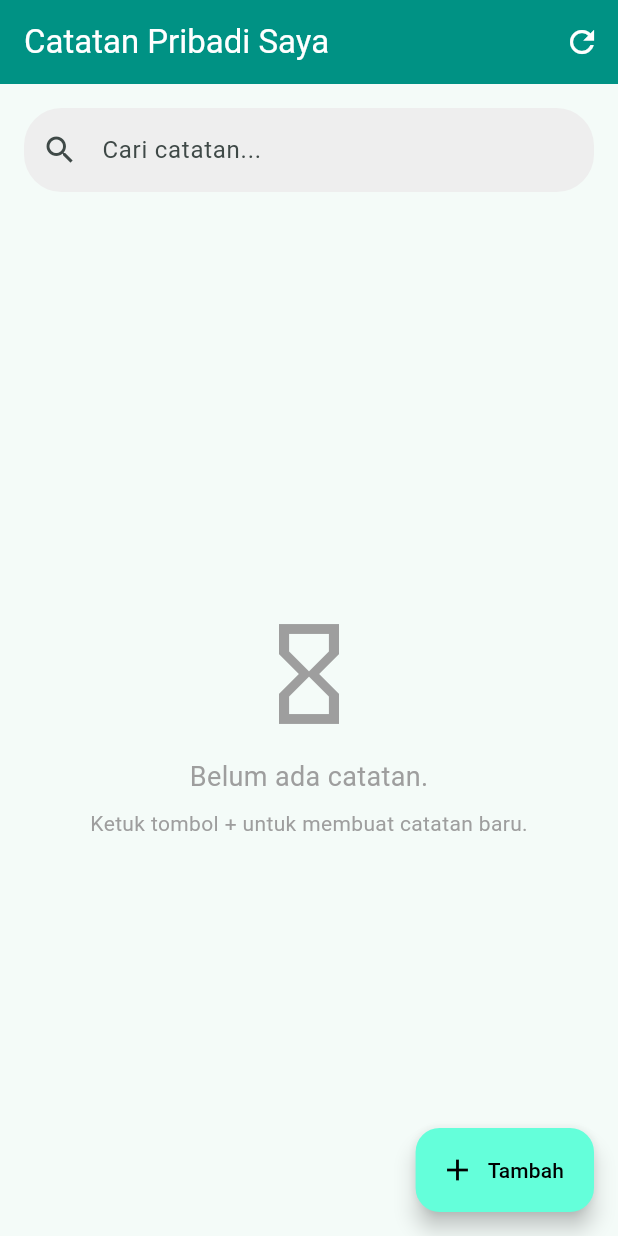
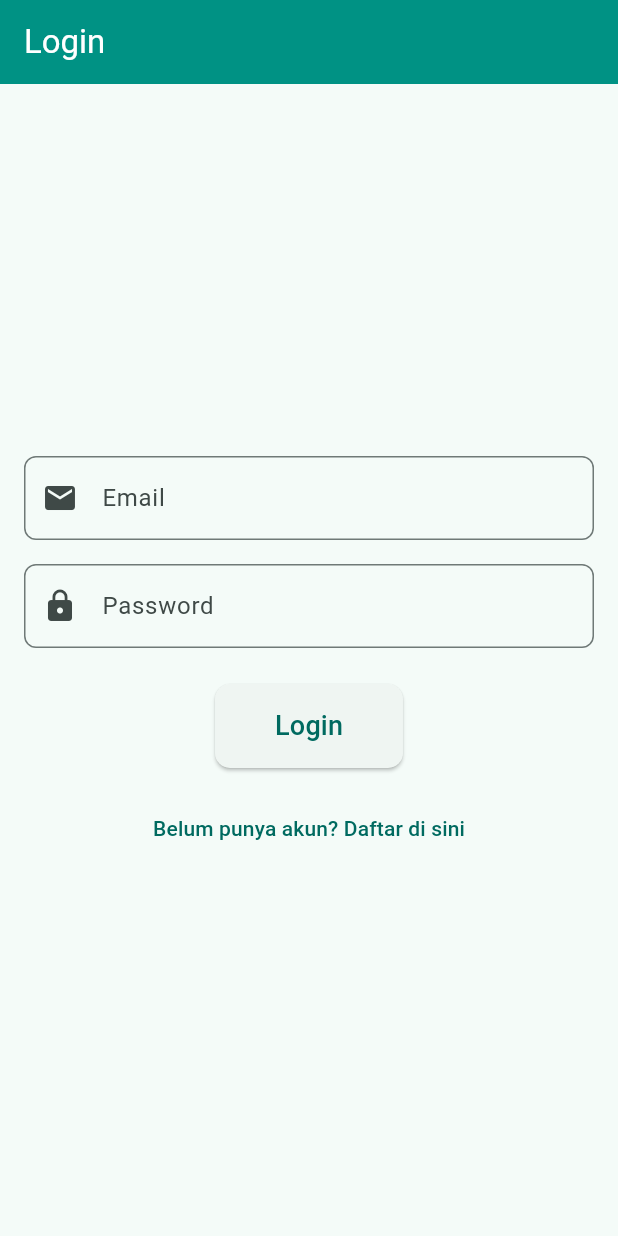
Before and after one commit to triyono777/catatan_supabase, a Flutter app: the screen it shows after launch, on a phone screen of 412 x 824 dp. Run offline on Flutter 3.47's test engine with Material 3 defaults, Android fonts, the phone set to English and light mode, and no system bars; our stand-ins replace get_storage, supabase_flutter; accounts and stored records are empty.

Commit message:
add login

```diff
--- /dev/null
+++ b/lib/login_page.dart
@@ -0,0 +1,141 @@
+// Halaman Login
+import 'package:catatan_supabase/note_list_page.dart';
+import 'package:catatan_supabase/register_page.dart';
+import 'package:flutter/material.dart';
+import 'package:supabase_flutter/supabase_flutter.dart';
+
+class LoginPage extends StatefulWidget {
+  const LoginPage({super.key});
+
+  @override
+  State<LoginPage> createState() => _LoginPageState();
+}
+
+class _LoginPageState extends State<LoginPage> {
+  final TextEditingController _emailController = TextEditingController();
+  final TextEditingController _passwordController = TextEditingController();
+  bool _isLoading = false;
+
+  @override
+  void dispose() {
+    _emailController.dispose();
+    _passwordController.dispose();
+    super.dispose();
+  }
+
+  // Fungsi untuk menangani login
+  Future<void> _signIn() async {
+    setState(() {
+      _isLoading = true;
+    });
+    try {
+      final AuthResponse response =
+          await Supabase.instance.client.auth.signInWithPassword(
+        email: _emailController.text.trim(),
+        password: _passwordController.text.trim(),
+      );
+      if (response.user != null) {
+        // Navigasi ke halaman utama jika login berhasil
+        Navigator.push(
+          context,
+          MaterialPageRoute(
+            builder: (context) => NoteListPage(),
+          ),
+        );
+      } else {
+        // Tampilkan pesan error jika user null (meskipun signInWithPassword biasanya melempar error)
+        _showSnackBar('Login gagal. Silakan coba lagi.');
+      }
+    } on AuthException catch (e) {
+      // Tangani error spesifik dari Supabase Auth
+      _showSnackBar(e.message);
+    } catch (e) {
+      // Tangani error umum lainnya
+      _showSnackBar('Terjadi kesalahan: ${e.toString()}');
+    } finally {
+      setState(() {
+        _isLoading = false;
+      });
+    }
+  }
+
+  // Fungsi untuk menampilkan snackbar
+  void _showSnackBar(String message) {
+    ScaffoldMessenger.of(context).showSnackBar(
+      SnackBar(
+        content: Text(message),
+        duration: const Duration(seconds: 3),
+      ),
+    );
+  }
+
+  @override
+  Widget build(BuildContext context) {
+    return Scaffold(
+      appBar: AppBar(title: const Text('Login')),
+      body: Center(
+        child: SingleChildScrollView(
+          padding: const EdgeInsets.all(16.0),
+          child: Column(
+            mainAxisAlignment: MainAxisAlignment.center,
+            children: [
+              TextFormField(
+                controller: _emailController,
+                decoration: InputDecoration(
+                  labelText: 'Email',
+                  border: OutlineInputBorder(
+                    borderRadius: BorderRadius.circular(8.0),
+                  ),
+                  prefixIcon: const Icon(Icons.email),
+                ),
+                keyboardType: TextInputType.emailAddress,
+              ),
+              const SizedBox(height: 16.0),
+              TextFormField(
+                controller: _passwordController,
+                decoration: InputDecoration(
+                  labelText: 'Password',
+                  border: OutlineInputBorder(
+                    borderRadius: BorderRadius.circular(8.0),
+                  ),
+                  prefixIcon: const Icon(Icons.lock),
+                ),
+                obscureText: true,
+              ),
+              const SizedBox(height: 24.0),
+              _isLoading
+                  ? const CircularProgressIndicator()
+                  : ElevatedButton(
+                      onPressed: _signIn,
+                      style: ElevatedButton.styleFrom(
+                        padding: const EdgeInsets.symmetric(
+                            horizontal: 40, vertical: 15),
+                        shape: RoundedRectangleBorder(
+                          borderRadius: BorderRadius.circular(10.0),
+                        ),
+                      ),
+                      child: const Text(
+                        'Login',
+                        style: TextStyle(fontSize: 18),
+                      ),
+                    ),
+              const SizedBox(height: 16.0),
+              TextButton(
+                onPressed: () {
+                  // Navigasi ke halaman registrasi
+                  Navigator.push(
+                    context,
+                    MaterialPageRoute(
+                      builder: (context) => RegisterPage(),
+                    ),
+                  );
+                },
+                child: const Text('Belum punya akun? Daftar di sini'),
+              ),
+            ],
+          ),
+        ),
+      ),
+    );
+  }
+}
--- a/lib/main.dart
+++ b/lib/main.dart
@@ -1,5 +1,8 @@
 // main.dart
+import 'package:catatan_supabase/login_page.dart';
+import 'package:catatan_supabase/splash_screen.dart';
 import 'package:flutter/material.dart';
+import 'package:get_storage/get_storage.dart';
 import 'package:supabase_flutter/supabase_flutter.dart';
 import 'note_list_page.dart';
 import 'note_model.dart';
@@ -12,6 +15,9 @@ const String supabaseAnonKey =
 
 Future<void> main() async {
   WidgetsFlutterBinding.ensureInitialized();
+
+  // Inisialisasi GetStorage
+  await GetStorage.init();
 
   await Supabase.initialize(
     url: supabaseUrl,
@@ -54,7 +60,7 @@ class MyApp extends StatelessWidget {
           ),
         ),
       ),
-      home: const NoteListPage(),
+      home: const SplashScreen(),
       debugShowCheckedModeBanner: false,
     );
   }
--- a/lib/supabase_service.dart
+++ b/lib/supabase_service.dart
@@ -80,7 +80,7 @@ class SupabaseService {
     try {
       await _client.from(notesTable).update(noteData).eq('id', id);
     } catch (e) {
-      // print('Error updating note: $e');
+      print('Error updating note: $e');
       // throw Exception('Gagal memperbarui catatan: $e');
       rethrow;
     }
@@ -91,7 +91,7 @@ class SupabaseService {
     try {
       await _client.from(notesTable).delete().eq('id', id);
     } catch (e) {
-      // print('Error deleting note: $e');
+      print('Error deleting note: $e');
       // throw Exception('Gagal menghapus catatan: $e');
       rethrow;
     }
--- a/pubspec.yaml
+++ b/pubspec.yaml
@@ -9,7 +9,8 @@ environment:
 dependencies:
   flutter:
     sdk: flutter
-  supabase: ^2.7.0
+  # supabase: ^2.7.0
+  get_storage: ^2.1.1
   supabase_flutter: ^2.9.0
 
 dev_dependencies:
```
Also changed, not shown: lib/register_page.dart (added, +191 -0 lines), lib/splash_screen.dart (added, +78 -0 lines), pubspec.lock.
